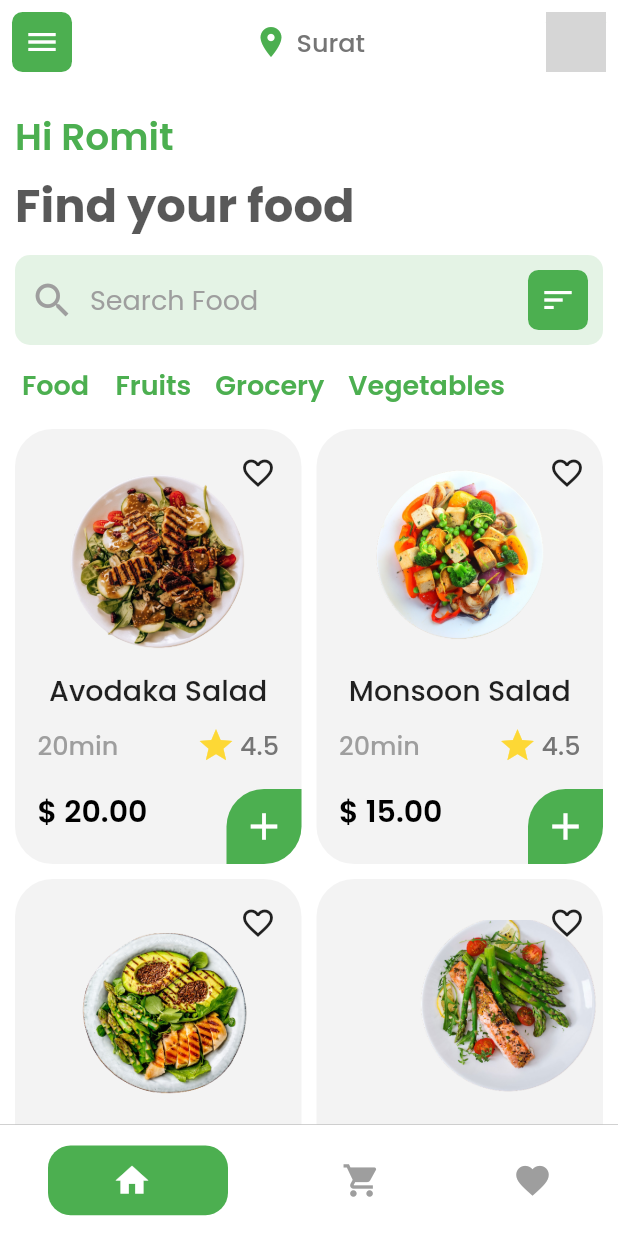
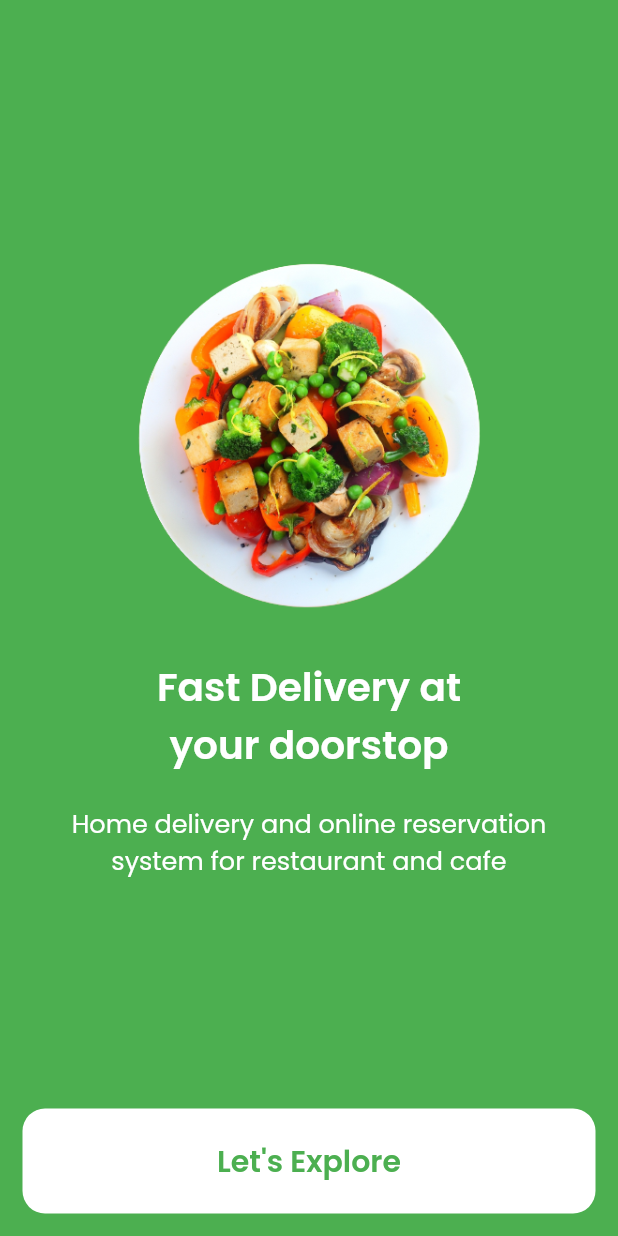
Before and after one commit to RomitKatrodiya/Food_Ordering_System_App, a Flutter app: the screen it shows after launch, on a phone screen of 412 x 824 dp. Run offline on Flutter 3.47's test engine with Material 2 defaults, Android fonts, the phone set to English and light mode, and no system bars; drawn by our look-alikes of persistent_bottom_nav_bar; our stand-ins replace get, google_fonts, shared_preferences, sqflite; accounts and stored records are empty; grey boxes are pictures that could not be loaded.

Commit message:
add splash screen

```diff
--- a/lib/main.dart
+++ b/lib/main.dart
@@ -5,6 +5,7 @@ import 'package:food_ordering_system/views/screens/cart_screen.dart';
 import 'package:food_ordering_system/views/screens/favorite_screen.dart';
 import 'package:food_ordering_system/views/screens/home_page.dart';
 import 'package:food_ordering_system/views/screens/home_screen.dart';
+import 'package:food_ordering_system/views/screens/splash_screen.dart';
 import 'package:get/get.dart';
 
 void main() async {
@@ -18,8 +19,10 @@ void main() async {
   runApp(
     GetMaterialApp(
       debugShowCheckedModeBanner: false,
+      initialRoute: "/splash_screen",
       getPages: [
         GetPage(name: "/", page: () => HomePage()),
+        GetPage(name: "/splash_screen", page: () => const SplashScreen()),
         GetPage(name: "/home_screen", page: () => HomeScreen()),
         GetPage(name: "/cart_screen", page: () => CartScreen()),
         GetPage(name: "/favourite_screen", page: () => FavoriteScreen()),
--- /dev/null
+++ b/lib/views/screens/splash_screen.dart
@@ -0,0 +1,67 @@
+import 'package:flutter/material.dart';
+import 'package:get/get.dart';
+import 'package:google_fonts/google_fonts.dart';
+
+class SplashScreen extends StatelessWidget {
+  const SplashScreen({Key? key}) : super(key: key);
+
+  @override
+  Widget build(BuildContext context) {
+    return Scaffold(
+      body: Container(
+        width: double.infinity,
+        color: Colors.green,
+        child: Column(
+          children: [
+            const Spacer(),
+            const SizedBox(height: 30),
+            Image.asset("assets/images/food2.png", height: 250),
+            const SizedBox(height: 20),
+            Text(
+              "Fast Delivery at\nyour doorstop",
+              textAlign: TextAlign.center,
+              style: GoogleFonts.poppins(
+                fontSize: 26,
+                color: Colors.white,
+                fontWeight: FontWeight.w600,
+              ),
+            ),
+            const SizedBox(height: 20),
+            Text(
+              "Home delivery and online reservation\nsystem for restaurant and cafe",
+              textAlign: TextAlign.center,
+              style: GoogleFonts.poppins(
+                fontSize: 17,
+                color: Colors.white,
+              ),
+            ),
+            const Spacer(),
+            InkWell(
+              onTap: () {
+                Get.offAndToNamed("/");
+              },
+              child: Container(
+                width: double.infinity,
+                height: 70,
+                margin: const EdgeInsets.all(15),
+                decoration: BoxDecoration(
+                  color: Colors.white,
+                  borderRadius: BorderRadius.circular(15),
+                ),
+                alignment: Alignment.center,
+                child: Text(
+                  "Let's Explore",
+                  style: GoogleFonts.poppins(
+                    fontSize: 20,
+                    color: Colors.green,
+                    fontWeight: FontWeight.w600,
+                  ),
+                ),
+              ),
+            )
+          ],
+        ),
+      ),
+    );
+  }
+}
```
Also changed, not shown: 2 other files.
